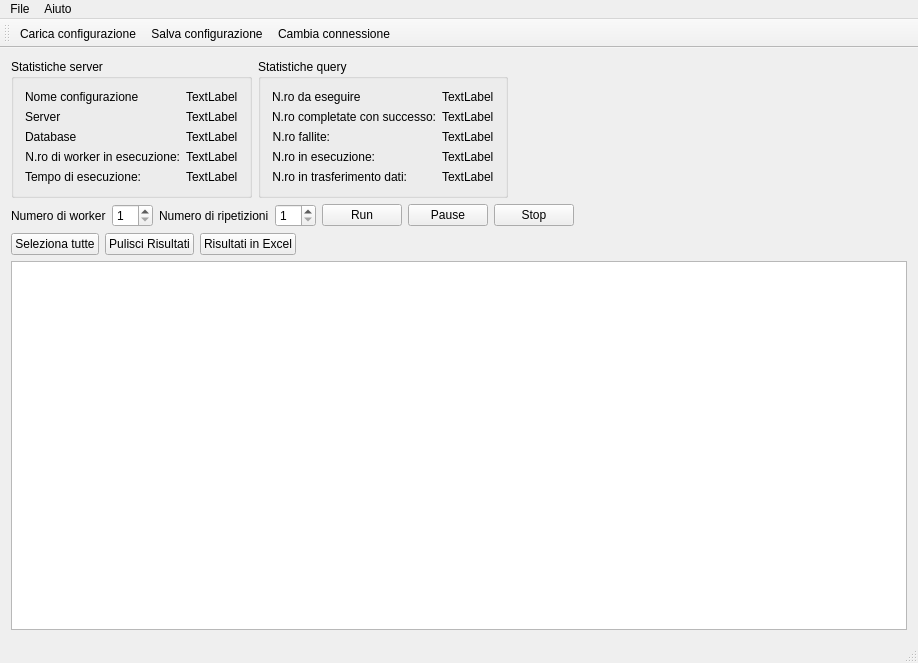
riccardopenco/DbStressTest, file mainwindow.ui: the form before one commit.
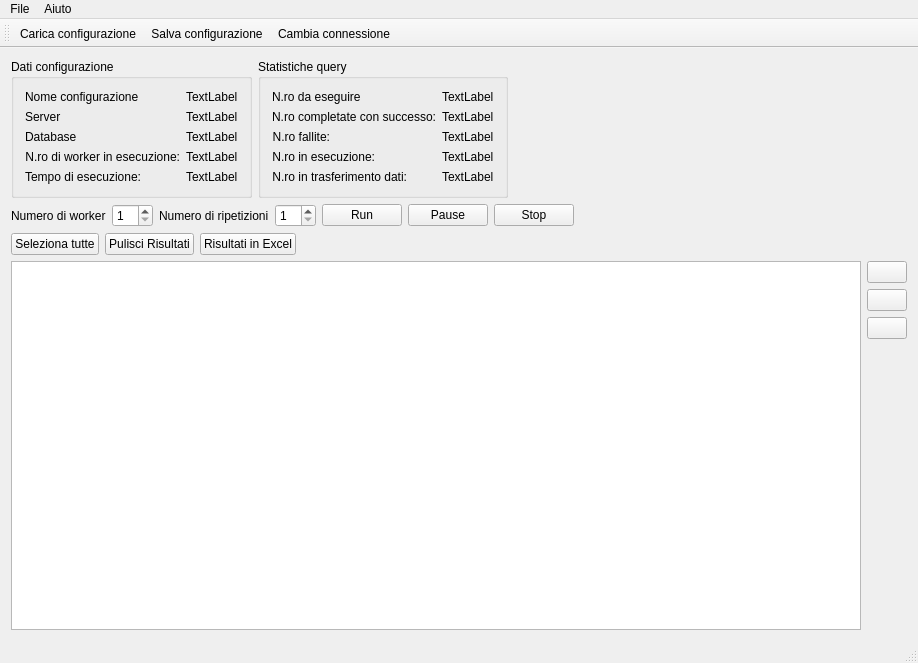
The form after the commit. Icons and pictures are not drawn.

```diff
--- a/mainwindow.ui
+++ b/mainwindow.ui
@@ -22,7 +22,7 @@
         <item>
          <widget class="QGroupBox" name="groupBox">
           <property name="title">
-           <string>Statistiche server</string>
+           <string>Dati configurazione</string>
           </property>
           <layout class="QHBoxLayout" name="horizontalLayout">
            <item>
@@ -332,7 +332,61 @@
        </layout>
       </item>
       <item>
-       <widget class="QTableView" name="tableView"/>
+       <layout class="QHBoxLayout" name="horizontalLayout_7">
+        <item>
+         <widget class="QTableView" name="tableView"/>
+        </item>
+        <item>
+         <layout class="QVBoxLayout" name="verticalLayout_2">
+          <item>
+           <widget class="QPushButton" name="buttonAddQuery">
+            <property name="text">
+             <string/>
+            </property>
+            <property name="icon">
+             <iconset resource="resources.qrc">
+              <normaloff>:/img/query-add.png</normaloff>:/img/query-add.png</iconset>
+            </property>
+           </widget>
+          </item>
+          <item>
+           <widget class="QPushButton" name="buttonEditQuery">
+            <property name="text">
+             <string/>
+            </property>
+            <property name="icon">
+             <iconset resource="resources.qrc">
+              <normaloff>:/img/query-edit.png</normaloff>:/img/query-edit.png</iconset>
+            </property>
+           </widget>
+          </item>
+          <item>
+           <widget class="QPushButton" name="buttonRemoveQuery">
+            <property name="text">
+             <string/>
+            </property>
+            <property name="icon">
+             <iconset resource="resources.qrc">
+              <normaloff>:/img/query-remove.png</normaloff>:/img/query-remove.png</iconset>
+            </property>
+           </widget>
+          </item>
+          <item>
+           <spacer name="verticalSpacer">
+            <property name="orientation">
+             <enum>Qt::Orientation::Vertical</enum>
+            </property>
+            <property name="sizeHint" stdset="0">
+             <size>
+              <width>20</width>
+              <height>40</height>
+             </size>
+            </property>
+           </spacer>
+          </item>
+         </layout>
+        </item>
+       </layout>
       </item>
      </layout>
     </item>
```
Left out of the diff: 13 changed lines with no effect on the pictures.
